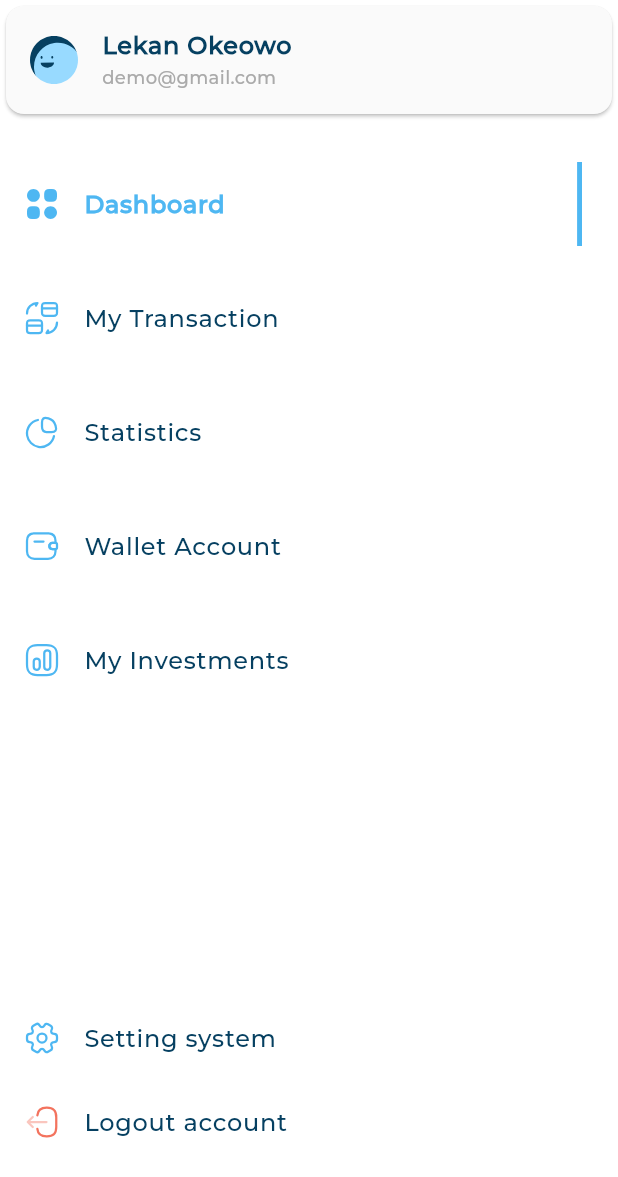
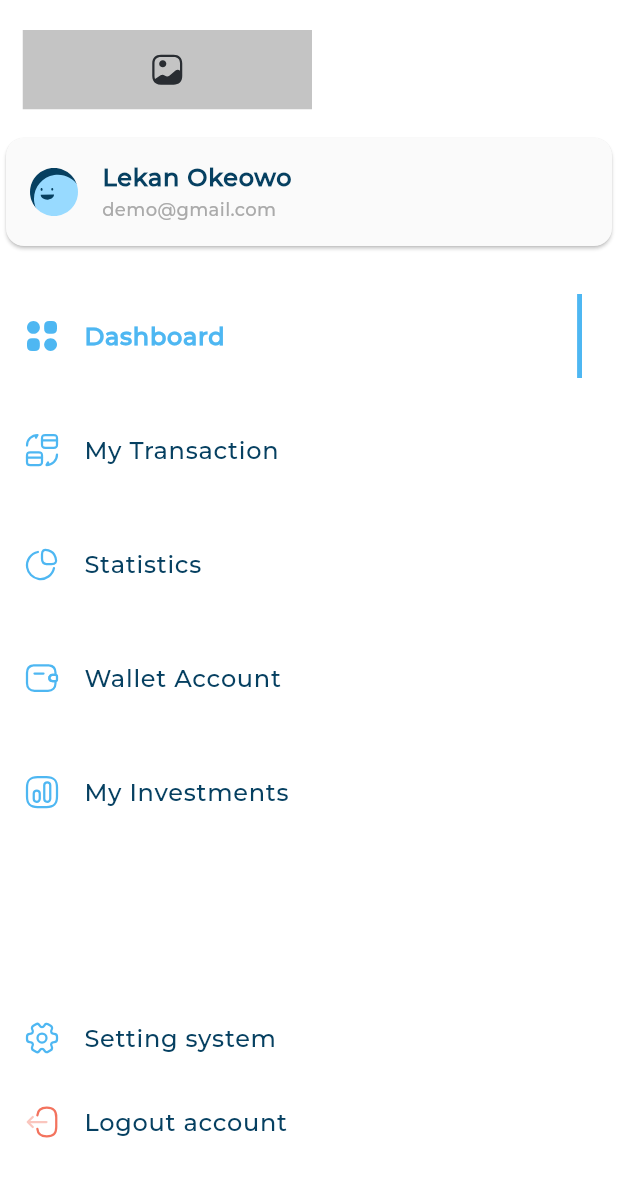
Before and after one commit to YasmeenGad/dashboard, a Flutter app: the CustomDrawer widget shown alone on an empty page, opened directly, on a phone screen of 412 x 824 dp. Shown: the top 1177 px of the screen. Run offline on Flutter 3.47's test engine with Material 3 defaults, Android fonts, the phone set to English and light mode, and no system bars; our stand-ins replace flutter_svg; project files that could hold a hidden picture were left out.

```diff
--- a/lib/utils/app_images.dart
+++ b/lib/utils/app_images.dart
@@ -50,6 +50,10 @@ class Assets {
   /// assets/images/my_transctions.svg
   static const String imagesMyTransctions = "assets/images/my_transctions.svg";
 
+  /// Assets for imagesRectangle
+  /// assets/images/Rectangle.svg
+  static const String imagesRectangle = "assets/images/Rectangle.svg";
+
   /// Assets for imagesSettings
   /// assets/images/settings.svg
   static const String imagesSettings = "assets/images/settings.svg";
--- a/lib/views/dashboard_view.dart
+++ b/lib/views/dashboard_view.dart
@@ -8,6 +8,7 @@ class DashBoardView extends StatelessWidget {
   @override
   Widget build(BuildContext context) {
     return Scaffold(
+      backgroundColor: Color(0xFFF7F9FA),
       body: AdaptiveLayout(
           mobileLayout: (context) => SizedBox(),
           tabletLayout: (context) => SizedBox(),
--- a/lib/widgets/custom_drawer.dart
+++ b/lib/widgets/custom_drawer.dart
@@ -1,10 +1,10 @@
 import 'package:dashboard/models/drawer_item_model.dart';
 import 'package:dashboard/utils/app_images.dart';
-import 'package:dashboard/widgets/drawer_item.dart';
 import 'package:dashboard/widgets/drawer_items_list_view.dart';
 import 'package:dashboard/widgets/inActive_drawer_item.dart';
 import 'package:dashboard/widgets/user_info_list_tile.dart';
 import 'package:flutter/material.dart';
+import 'package:flutter_svg/svg.dart';
 
 class CustomDrawer extends StatelessWidget {
   const CustomDrawer({super.key});
@@ -15,6 +15,21 @@ class CustomDrawer extends StatelessWidget {
       color: Colors.white,
       child: CustomScrollView(
         slivers: [
+          SliverToBoxAdapter(
+            child: Align(
+              alignment: Alignment.centerLeft,
+              child: Padding(
+                padding: const EdgeInsets.only(top: 20, left: 15, bottom: 15),
+                child: Stack(
+                  alignment: Alignment.center,
+                  children: [
+                    SvgPicture.asset(Assets.imagesRectangle),
+                    SvgPicture.asset(Assets.imagesGallery)
+                  ],
+                ),
+              ),
+            ),
+          ),
           SliverToBoxAdapter(
             child: UserInfoListTile(
                 title: "Lekan Okeowo",
@@ -31,7 +46,7 @@ class CustomDrawer extends StatelessWidget {
               hasScrollBody: false,
               child: Column(children: [
                 Expanded(
-                  child: SizedBox(),
+                  child: const SizedBox(height: 20),
                 ),
                 const InActiveDrawerItem(
                   drawerItemModel: DrawerItemModel(
```
Also changed, not shown: lib/widgets/all_expenses.dart (added, +10 -0 lines), lib/widgets/dashboard_desktop_layout.dart (+14 -1 lines), assets/images/Rectangle.svg (added).
